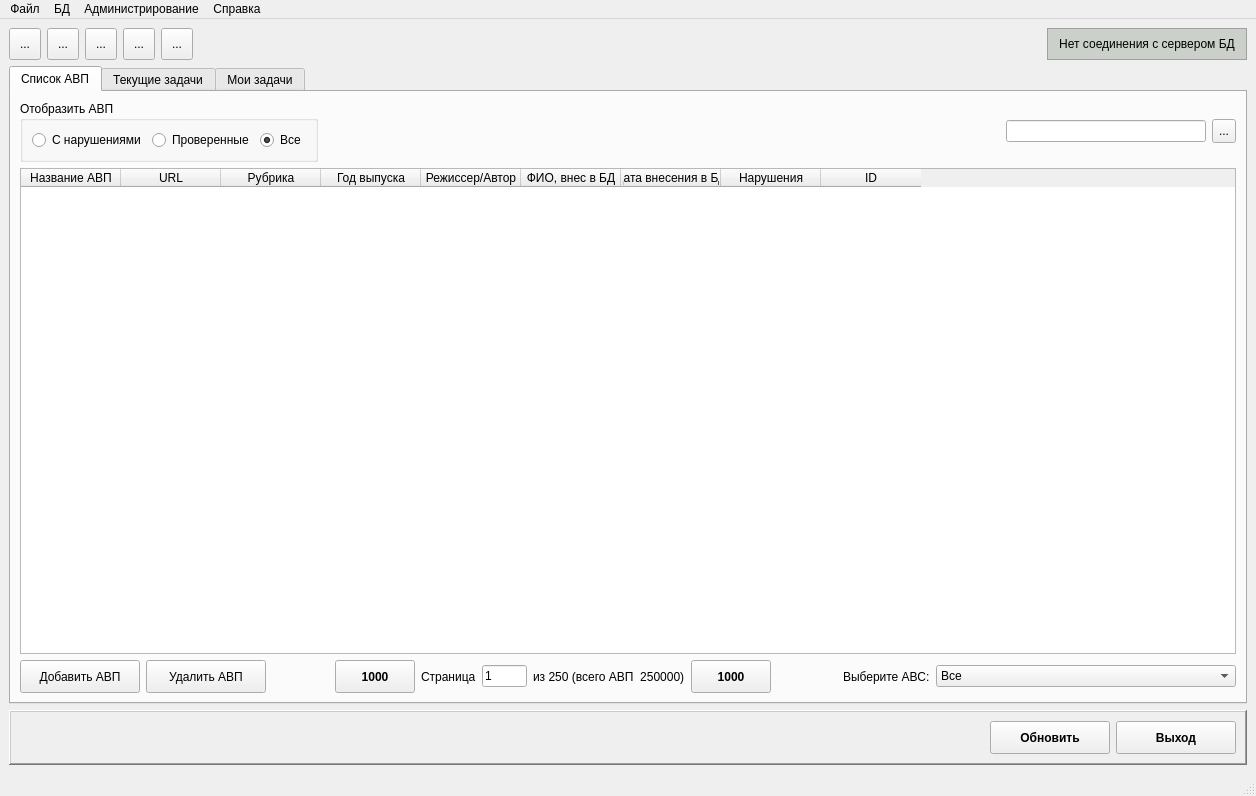
Qt form arm_o/mainwindow.ui (levdikandrey/DataCollector) before a commit.
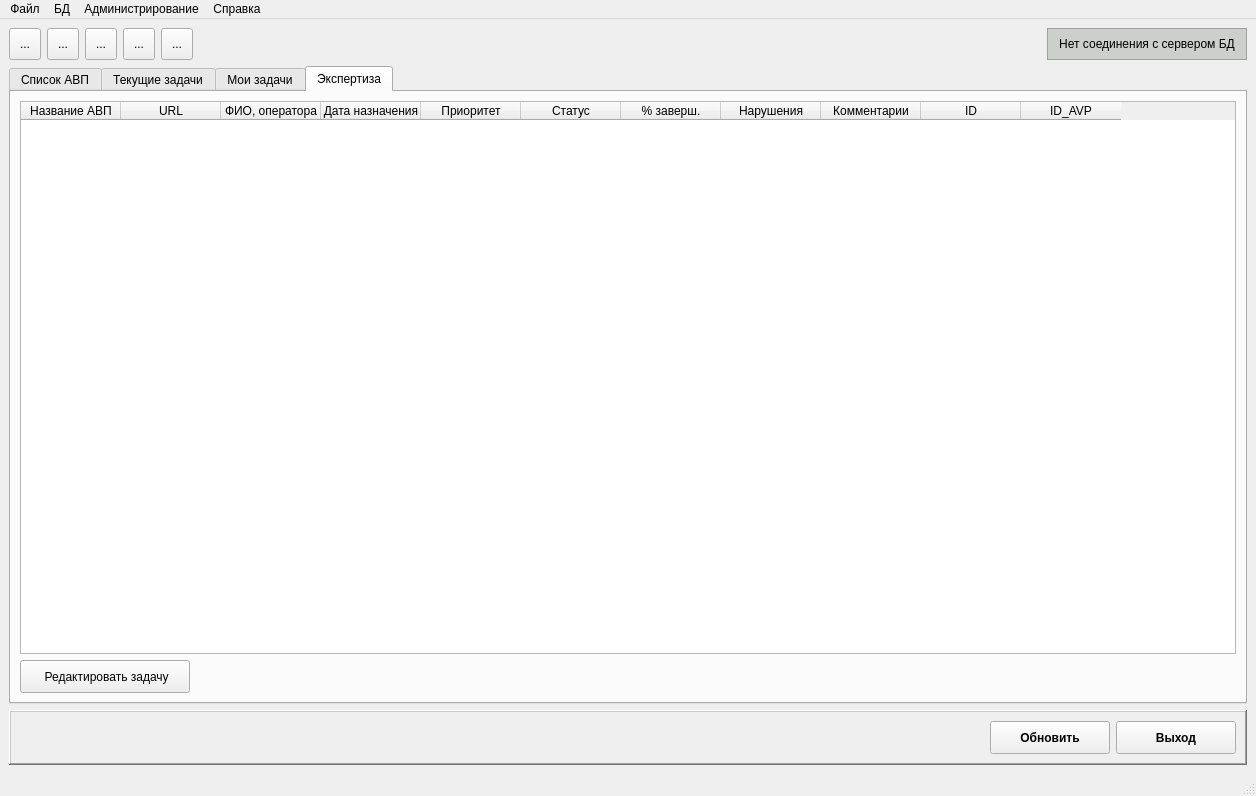
The same form after that commit. The open tabs and pages were chosen to show the change. Icons and pictures are not drawn.

```diff
--- a/arm_o/mainwindow.ui
+++ b/arm_o/mainwindow.ui
@@ -485,6 +485,9 @@
           <property name="selectionBehavior">
            <enum>QAbstractItemView::SelectRows</enum>
           </property>
+          <property name="sortingEnabled">
+           <bool>true</bool>
+          </property>
           <attribute name="horizontalHeaderMinimumSectionSize">
            <number>0</number>
           </attribute>
@@ -1258,6 +1261,120 @@
         </item>
        </layout>
       </widget>
+      <widget class="QWidget" name="tab_4">
+       <attribute name="title">
+        <string>Экспертиза</string>
+       </attribute>
+       <layout class="QGridLayout" name="gridLayout_10">
+        <item row="0" column="0" colspan="2">
+         <widget class="QTableWidget" name="tableWidgetAudit">
+          <property name="selectionBehavior">
+           <enum>QAbstractItemView::SelectRows</enum>
+          </property>
+          <property name="sortingEnabled">
+           <bool>true</bool>
+          </property>
+          <attribute name="horizontalHeaderMinimumSectionSize">
+           <number>0</number>
+          </attribute>
+          <attribute name="horizontalHeaderStretchLastSection">
+           <bool>false</bool>
+          </attribute>
+          <column>
+           <property name="text">
+            <string>Название АВП</string>
+           </property>
+          </column>
+          <column>
+           <property name="text">
+            <string>URL</string>
+           </property>
+          </column>
+          <column>
+           <property name="text">
+            <string>ФИО, оператора</string>
+           </property>
+          </column>
+          <column>
+           <property name="text">
+            <string>Дата назначения</string>
+           </property>
+          </column>
+          <column>
+           <property name="text">
+            <string>Приоритет</string>
+           </property>
+          </column>
+          <column>
+           <property name="text">
+            <string>Статус</string>
+           </property>
+          </column>
+          <column>
+           <property name="text">
+            <string>% заверш.</string>
+           </property>
+          </column>
+          <column>
+           <property name="text">
+            <string>Нарушения</string>
+           </property>
+          </column>
+          <column>
+           <property name="text">
+            <string>Комментарии</string>
+           </property>
+          </column>
+          <column>
+           <property name="text">
+            <string>ID</string>
+           </property>
+          </column>
+          <column>
+           <property name="text">
+            <string>ID_AVP</string>
+           </property>
+          </column>
+         </widget>
+        </item>
+        <item row="1" column="1">
+         <spacer name="horizontalSpacer_9">
+          <property name="orientation">
+           <enum>Qt::Horizontal</enum>
+          </property>
+          <property name="sizeHint" stdset="0">
+           <size>
+            <width>1035</width>
+            <height>20</height>
+           </size>
+          </property>
+         </spacer>
+        </item>
+        <item row="1" column="0">
+         <widget class="QPushButton" name="pushButtonEditAuditor">
+          <property name="minimumSize">
+           <size>
+            <width>170</width>
+            <height>33</height>
+           </size>
+          </property>
+          <property name="text">
+           <string> Редактировать задачу</string>
+          </property>
+          <property name="icon">
+           <iconset resource="resource.qrc">
+            <normaloff>:/icons/icons/edit.ico</normaloff>:/icons/icons/edit.ico</iconset>
+          </property>
+          <property name="iconSize">
+           <size>
+            <width>24</width>
+            <height>24</height>
+           </size>
+          </property>
+         </widget>
+        </item>
+       </layout>
+      </widget>
      </widget>
     </item>
    </layout>
```
Left out of the diff: 25 changed lines with no effect on the pictures.
